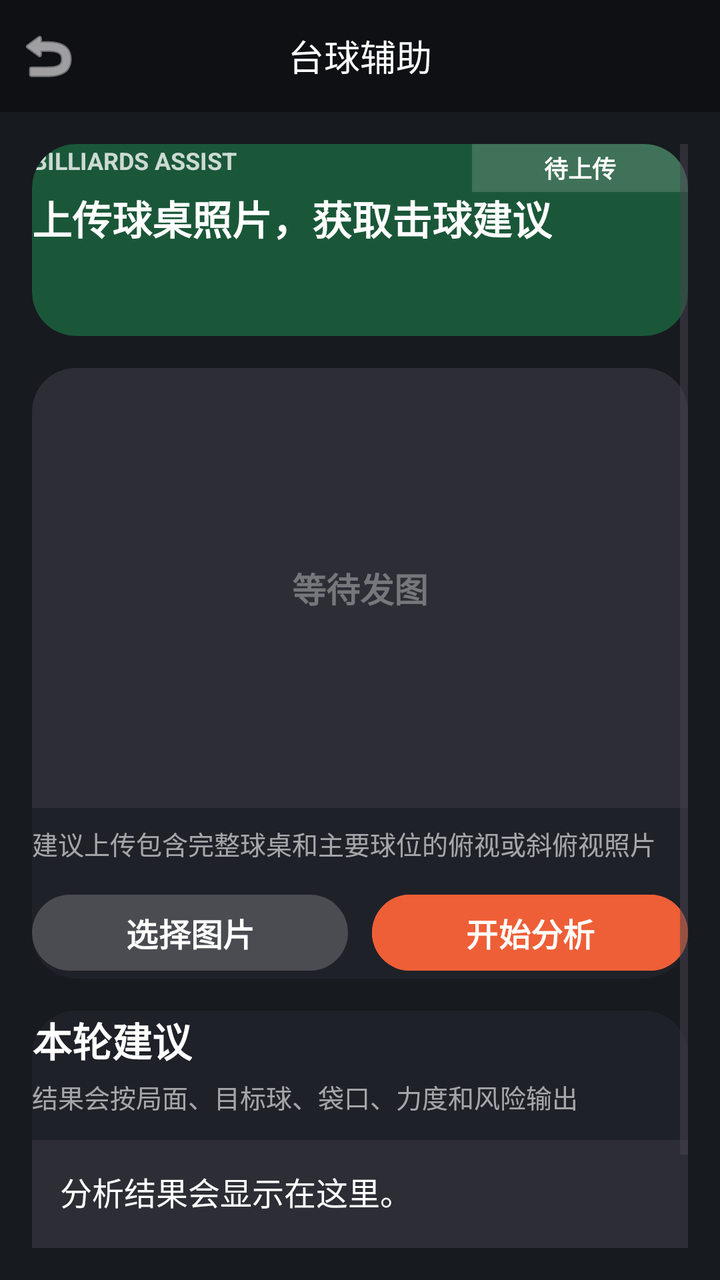
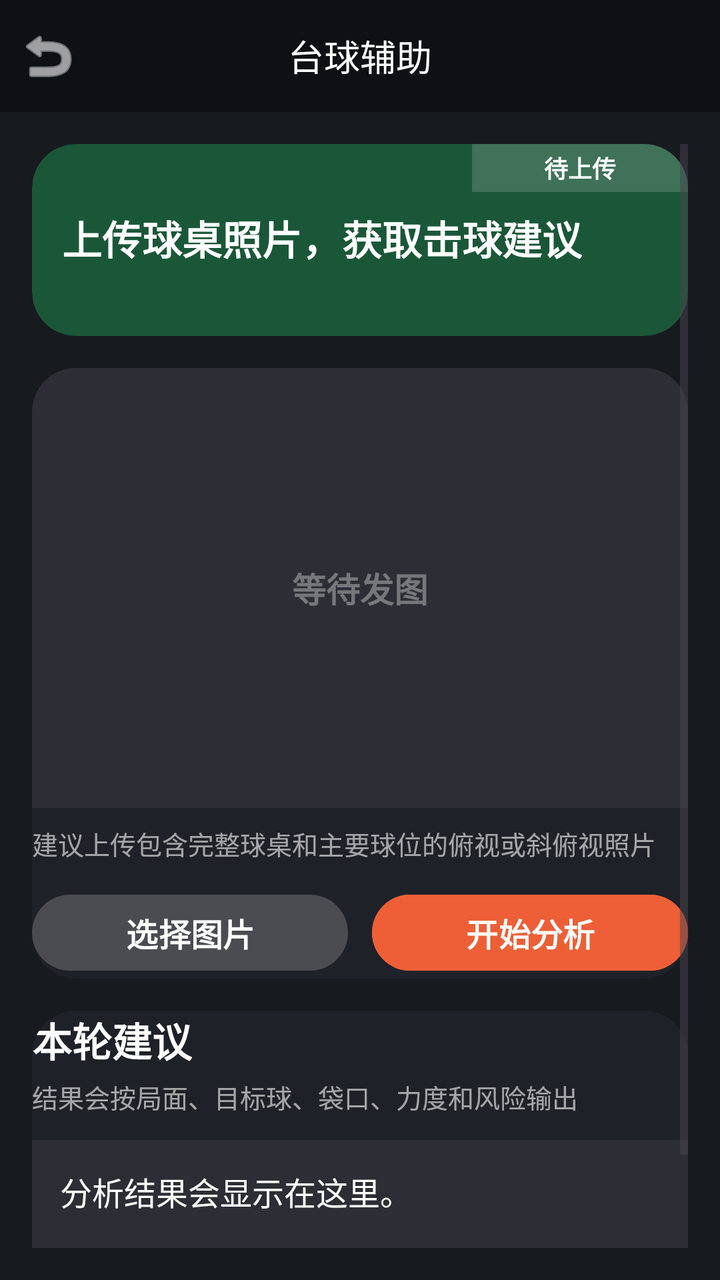

An Android layout rendered at two revisions. The XML below is the earlier revision; the diff shows what the commit changed to produce the second picture.
<!-- AndroidManifest.xml: application theme Theme.HeyCyan -->
<!-- res/layout/activity_billiards_assist.xml -->
<?xml version="1.0" encoding="utf-8"?>
<LinearLayout xmlns:android="http://schemas.android.com/apk/res/android"
    xmlns:app="http://schemas.android.com/apk/res-auto"
    android:layout_width="match_parent"
    android:layout_height="match_parent"
    android:background="#171A1F"
    android:fitsSystemWindows="true"
    android:orientation="vertical">

    <RelativeLayout
        android:id="@+id/toolbar"
        android:layout_width="match_parent"
        android:layout_height="56dp"
        android:background="#0F1014">
        <ImageButton
            android:id="@+id/btnBack"
            android:layout_width="48dp"
            android:layout_height="48dp"
            android:layout_centerVertical="true"
            android:background="?attr/selectableItemBackgroundBorderless"
            android:padding="12dp"
            android:scaleType="center"
            android:src="@android:drawable/ic_menu_revert"
            app:tint="#FFFFFF" />
        <TextView
            android:layout_width="wrap_content"
            android:layout_height="wrap_content"
            android:layout_centerInParent="true"
            android:text="台球辅助"
            android:textColor="#FFFFFF"
            android:textSize="18sp" />
    </RelativeLayout>

    <ScrollView
        android:layout_width="match_parent"
        android:layout_height="match_parent"
        android:padding="16dp">

        <LinearLayout
            android:layout_width="match_parent"
            android:layout_height="wrap_content"
            android:orientation="vertical">

            
            <androidx.cardview.widget.CardView
                android:id="@+id/heroCard"
                android:layout_width="match_parent"
                android:layout_height="96dp"
                app:cardBackgroundColor="#1A5738"
                app:cardCornerRadius="22dp"
                app:cardElevation="0dp"
                android:padding="18dp">

                <RelativeLayout
                    android:layout_width="match_parent"
                    android:layout_height="match_parent">

                    <TextView
                        android:id="@+id/tvEyebrow"
                        android:layout_width="wrap_content"
                        android:layout_height="wrap_content"
                        android:text="BILLIARDS ASSIST"
                        android:textColor="#C7FFFFFF"
                        android:textSize="12sp"
                        android:textStyle="bold" />

                    <TextView
                        android:id="@+id/stateBadge"
                        android:layout_width="wrap_content"
                        android:layout_height="24dp"
                        android:layout_alignParentEnd="true"
                        android:background="@drawable/ic_launcher_background"
                        android:backgroundTint="#29FFFFFF"
                        android:gravity="center"
                        android:paddingHorizontal="12dp"
                        android:text="待上传"
                        android:textColor="#FFFFFF"
                        android:textSize="12sp"
                        android:textStyle="bold" />

                    <TextView
                        android:id="@+id/tvHeroTitle"
                        android:layout_width="wrap_content"
                        android:layout_height="wrap_content"
                        android:layout_below="@id/tvEyebrow"
                        android:layout_marginTop="6dp"
                        android:text="上传球桌照片，获取击球建议"
                        android:textColor="#FFFFFF"
                        android:textSize="20sp"
                        android:textStyle="bold" />
                </RelativeLayout>
            </androidx.cardview.widget.CardView>

            
            <androidx.cardview.widget.CardView
                android:id="@+id/previewCard"
                android:layout_width="match_parent"
                android:layout_height="wrap_content"
                android:layout_marginTop="16dp"
                app:cardBackgroundColor="#1F2128"
                app:cardCornerRadius="22dp"
                app:cardElevation="0dp"
                android:padding="14dp">

                <LinearLayout
                    android:layout_width="match_parent"
                    android:layout_height="wrap_content"
                    android:orientation="vertical">

                    <FrameLayout
                        android:id="@+id/imageContainer"
                        android:layout_width="match_parent"
                        android:layout_height="220dp"
                        android:background="@drawable/ic_launcher_background"
                        android:backgroundTint="#0FFFFFFF">

                        <ImageView
                            android:id="@+id/ivPreview"
                            android:layout_width="match_parent"
                            android:layout_height="match_parent"
                            android:scaleType="fitCenter" />

                        <TextView
                            android:id="@+id/tvPlaceholder"
                            android:layout_width="match_parent"
                            android:layout_height="match_parent"
                            android:gravity="center"
                            android:text="等待发图"
                            android:textColor="#59FFFFFF"
                            android:textSize="17sp"
                            android:textStyle="bold" />
                    </FrameLayout>

                    <TextView
                        android:layout_width="wrap_content"
                        android:layout_height="wrap_content"
                        android:layout_marginTop="8dp"
                        android:text="建议上传包含完整球桌和主要球位的俯视或斜俯视照片"
                        android:textColor="#99FFFFFF"
                        android:textSize="13sp" />

                    <LinearLayout
                        android:layout_width="match_parent"
                        android:layout_height="wrap_content"
                        android:layout_marginTop="12dp"
                        android:gravity="center"
                        android:orientation="horizontal">

                        <Button
                            android:id="@+id/btnPickImage"
                            android:layout_width="0dp"
                            android:layout_height="46dp"
                            android:layout_weight="1"
                            android:layout_marginEnd="6dp"
                            android:backgroundTint="#1AFFFFFF"
                            android:text="选择图片"
                            android:textColor="#FFFFFF"
                            android:textSize="16sp"
                            android:textStyle="bold"
                            app:cornerRadius="23dp" />

                        <Button
                            android:id="@+id/btnAnalyze"
                            android:layout_width="0dp"
                            android:layout_height="46dp"
                            android:layout_weight="1"
                            android:layout_marginStart="6dp"
                            android:backgroundTint="#EE5F37"
                            android:text="开始分析"
                            android:textColor="#FFFFFF"
                            android:textSize="16sp"
                            android:textStyle="bold"
                            app:cornerRadius="23dp" />
                    </LinearLayout>
                </LinearLayout>
            </androidx.cardview.widget.CardView>

            
            <androidx.cardview.widget.CardView
                android:id="@+id/resultCard"
                android:layout_width="match_parent"
                android:layout_height="wrap_content"
                android:layout_marginTop="16dp"
                android:layout_marginBottom="16dp"
                app:cardBackgroundColor="#1F2128"
                app:cardCornerRadius="22dp"
                app:cardElevation="0dp"
                android:padding="16dp">

                <LinearLayout
                    android:layout_width="match_parent"
                    android:layout_height="wrap_content"
                    android:orientation="vertical">

                    <TextView
                        android:layout_width="wrap_content"
                        android:layout_height="wrap_content"
                        android:text="本轮建议"
                        android:textColor="#FFFFFF"
                        android:textSize="20sp"
                        android:textStyle="bold" />

                    <TextView
                        android:layout_width="wrap_content"
                        android:layout_height="wrap_content"
                        android:layout_marginTop="4dp"
                        android:text="结果会按局面、目标球、袋口、力度和风险输出"
                        android:textColor="#99FFFFFF"
                        android:textSize="13sp" />

                    <TextView
                        android:id="@+id/tvResult"
                        android:layout_width="match_parent"
                        android:layout_height="wrap_content"
                        android:layout_marginTop="12dp"
                        android:background="@drawable/ic_launcher_background"
                        android:backgroundTint="#0FFFFFFF"
                        android:lineSpacingExtra="4dp"
                        android:padding="14dp"
                        android:text="分析结果会显示在这里。"
                        android:textColor="#FFFFFF"
                        android:textSize="16sp" />
                </LinearLayout>
            </androidx.cardview.widget.CardView>

        </LinearLayout>
    </ScrollView>
</LinearLayout>
<!-- resources referenced by this layout -->
<resources>
  <!-- drawable ic_launcher_background (drawable) -->
  <?xml version="1.0" encoding="utf-8"?>
  <vector xmlns:android="http://schemas.android.com/apk/res/android"
      android:width="108dp"
      android:height="108dp"
      android:viewportWidth="108"
      android:viewportHeight="108">
      <path
          android:fillColor="#FFFFFF"
          android:pathData="M0,0h108v108h-108z" />
  </vector>
  <style name="Theme.HeyCyan" parent="Base.Theme.HeyCyan" />
  <style name="Base.Theme.HeyCyan" parent="Theme.Material3.DayNight.NoActionBar">
          
          
      </style>
</resources>

<!-- the commit's change to res/layout/activity_billiards_assist.xml (unified diff, before → after) -->
@@ -59,7 +59,7 @@
                         android:id="@+id/tvEyebrow"
                         android:layout_width="wrap_content"
                         android:layout_height="wrap_content"
-                        android:text="BILLIARDS ASSIST"
+                        android:layout_marginTop="10dp"
                         android:textColor="#C7FFFFFF"
                         android:textSize="12sp"
                         android:textStyle="bold" />
@@ -87,7 +87,8 @@
                         android:text="上传球桌照片，获取击球建议"
                         android:textColor="#FFFFFF"
                         android:textSize="20sp"
-                        android:textStyle="bold" />
+                        android:textStyle="bold"
+                        android:layout_marginLeft="15dp"/>
                 </RelativeLayout>
             </androidx.cardview.widget.CardView>
 
